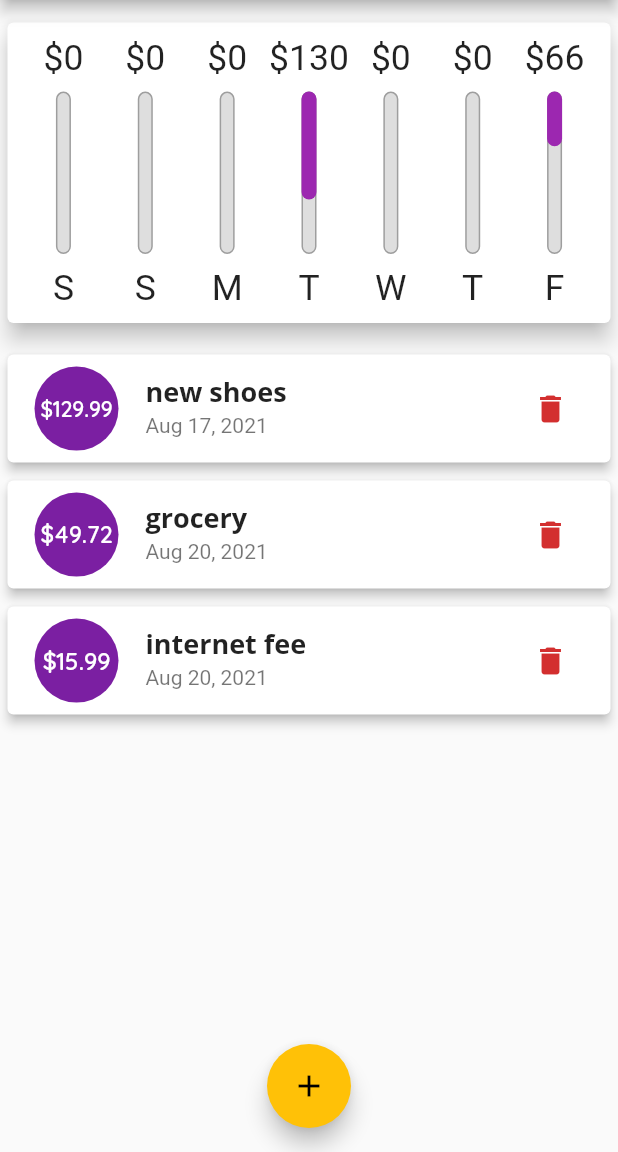
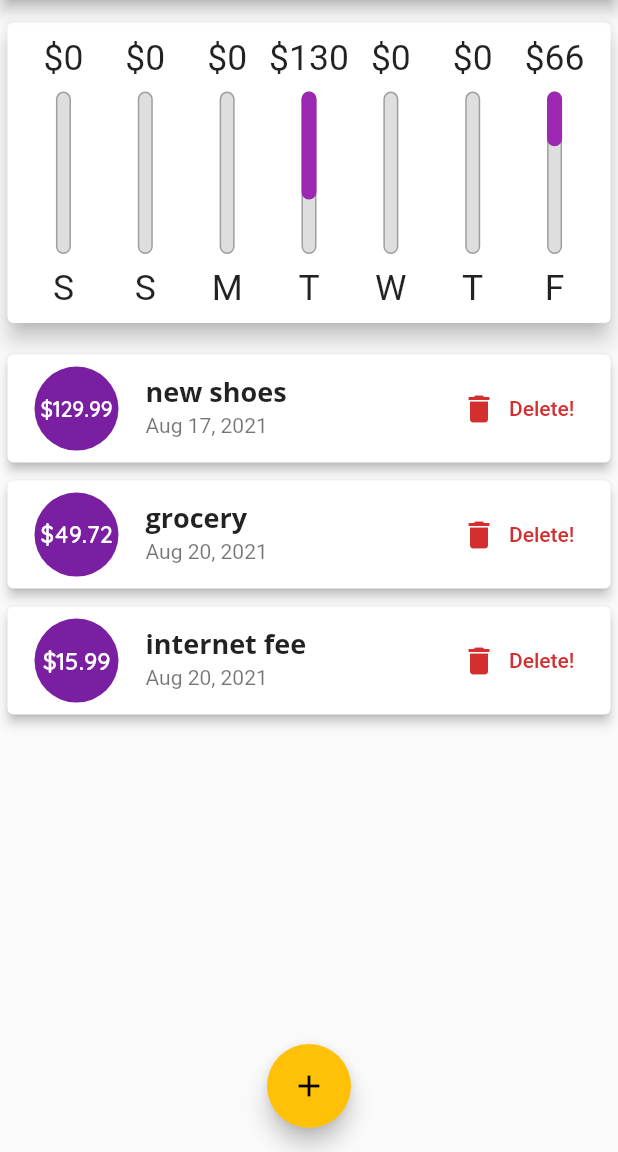
Before and after one commit to Bouchemel-Nasreddine/peronal_expenses_tracker, a Flutter app: the screen it shows after launch, on a phone screen of 412 x 824 dp, the part 84-1236 px from its top. Run offline on Flutter 3.47's test engine with Material 2 defaults, Android fonts, the phone set to English and light mode, and no system bars.

Commit message:
design and code optimisation

```diff
--- a/lib/main.dart
+++ b/lib/main.dart
@@ -37,7 +37,12 @@
                   fontFamily: 'OpenSans',
                   fontSize: 20,
                   fontWeight: FontWeight.bold,
-                  )))),
+                ))),
+        textButtonTheme: TextButtonThemeData(
+            style: TextButton.styleFrom(
+          primary: Theme.of(context).errorColor,
+        )),
+      ),
       home: MyHomePage(),
     );
   }
@@ -111,8 +116,8 @@
 
   @override
   Widget build(BuildContext context) {
-    final bool isLandScape =
-        MediaQuery.of(context).orientation == Orientation.landscape;
+    final mediaQuery = MediaQuery.of(context);
+    final bool isLandScape = mediaQuery.orientation == Orientation.landscape;
     final appBar = AppBar(
       title: Text('Personal Expenses Tracker'),
       actions: [
@@ -125,9 +130,9 @@
       ],
     );
     final txListWidget = Container(
-      height: (MediaQuery.of(context).size.height -
+      height: (mediaQuery.size.height -
               appBar.preferredSize.height -
-              MediaQuery.of(context).padding.top) *
+              mediaQuery.padding.top) *
           0.7,
       child: TransactionList(_transactions, _deleteTransaction),
     );
@@ -154,9 +159,9 @@
             ),
           if (!isLandScape)
             Container(
-              height: (MediaQuery.of(context).size.height -
+              height: (mediaQuery.size.height -
                       appBar.preferredSize.height -
-                      MediaQuery.of(context).padding.top) *
+                      mediaQuery.padding.top) *
                   0.3,
               child: Chart(_recentTransaction),
             ),
@@ -164,9 +169,9 @@
           if (isLandScape)
             _showChart
                 ? Container(
-                    height: (MediaQuery.of(context).size.height -
+              height: (mediaQuery.size.height -
                             appBar.preferredSize.height -
-                            MediaQuery.of(context).padding.top) *
+                            mediaQuery.padding.top) *
                         0.7,
                     child: Chart(_recentTransaction),
                   )
--- a/lib/widgets/transaction_list.dart
+++ b/lib/widgets/transaction_list.dart
@@ -56,13 +56,22 @@
                   subtitle: Text(
                     DateFormat.yMMMd().format(transactions[index].date),
                   ),
-                    trailing: IconButton(
+                  trailing: MediaQuery.of(context).size.width > 360
+                      ? TextButton.icon(
+                          onPressed: () {
+                            deleteTransaction(transactions[index].id);
+                          },
+                          icon: Icon(Icons.delete),
+                          label: Text('Delete!'),
+                        )
+                      : IconButton(
                           icon: Icon(Icons.delete),
                           color: Theme.of(context).errorColor,
                           onPressed: () {
                             deleteTransaction(transactions[index].id);
                           },
-                    )),
+                        ),
+                ),
               );
             },
             itemCount: transactions.length,
```
Also changed, not shown: lib/widgets/transaction_input.dart (+13 -7 lines). Lines whose indentation alone changed are shown as unchanged.
